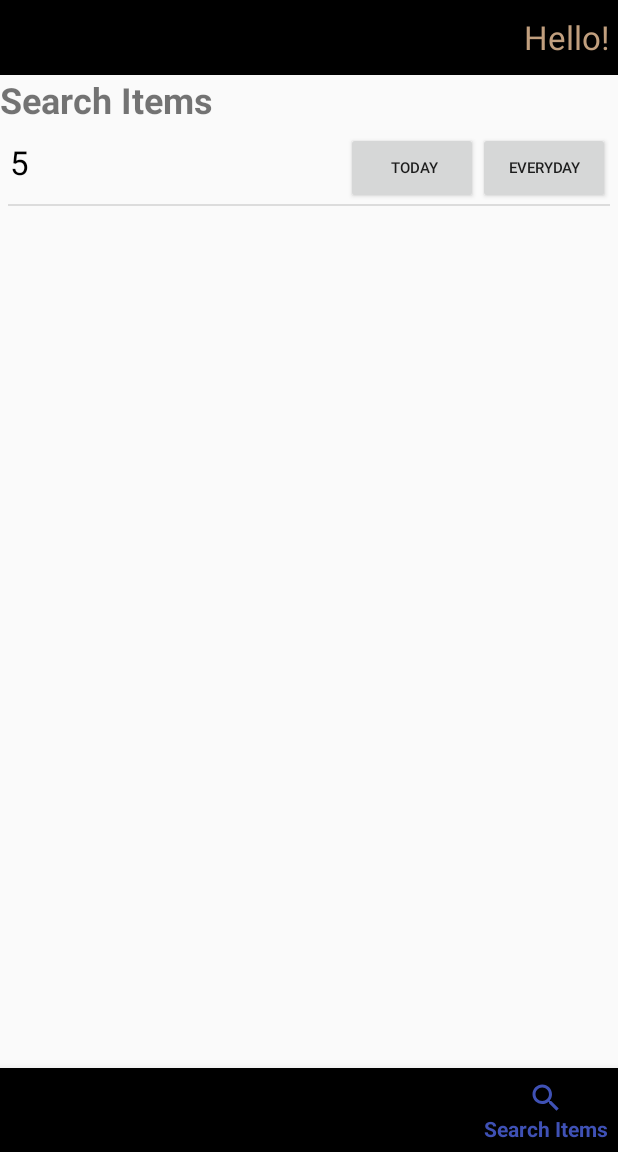
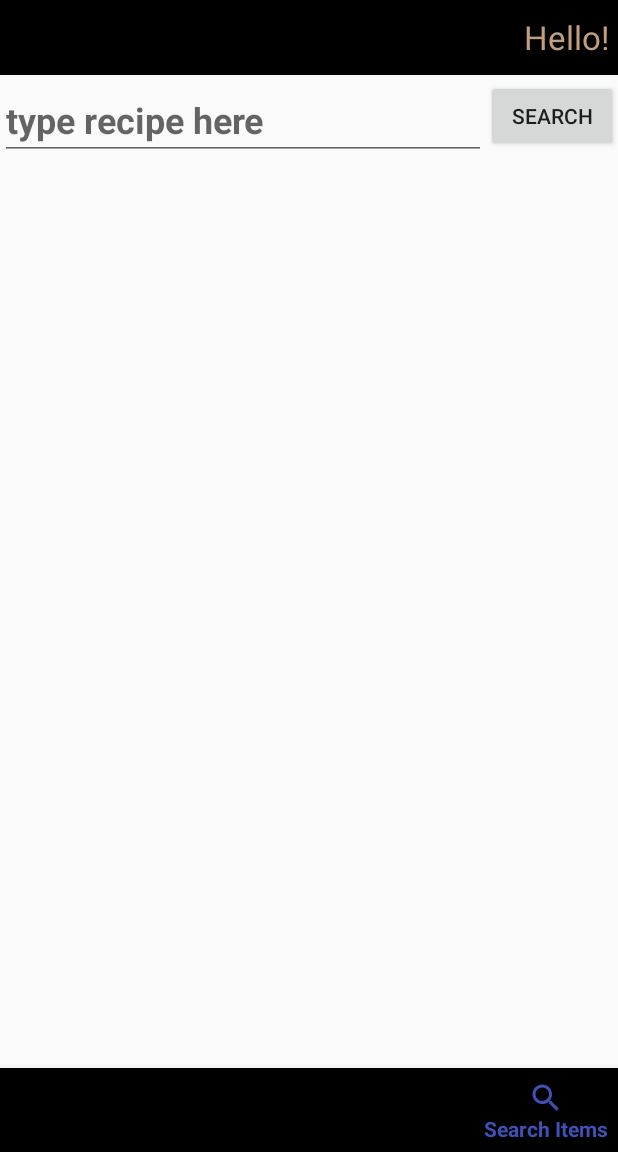
Before and after one commit to reinaRHL/craftersNote, an Android app: the screen it shows after launch (MainActivity), item 5 of the bottom bar chosen, on a phone screen of 412 x 824 dp, the part 84-1236 px from its top. Run offline under Robolectric (Android 15) with nearby library versions, the phone set to English and light mode, and no system bars; pictures from the network do not load.

Commit message:
Got search function and item adding function working

```diff
--- a/app/src/main/java/com/mp/rena/craftersnote/MainActivity.java
+++ b/app/src/main/java/com/mp/rena/craftersnote/MainActivity.java
@@ -130,7 +130,11 @@ public class MainActivity extends AppCompatActivity {
         // initial screen with todaysTask
         fragmentManager = getSupportFragmentManager();
         TodaysTask fragment = new TodaysTask();
-        final FragmentTransaction transaction = fragmentManager.beginTransaction();
+        ManageTask manageF = new ManageTask();
+
+        FragmentTransaction transaction = fragmentManager.beginTransaction();
+        transaction.replace(R.id.main_container, manageF, "1").commit();
+        transaction = fragmentManager.beginTransaction();
         transaction.replace(R.id.main_container, fragment, "0").commit();
 
 
--- a/app/src/main/java/com/mp/rena/craftersnote/ManageGather.java
+++ b/app/src/main/java/com/mp/rena/craftersnote/ManageGather.java
@@ -18,7 +18,7 @@ import java.util.ArrayList;
  */
 public class ManageGather extends Fragment {
 
-    static ArrayList<String> list = new ArrayList<>();;
+    static ArrayList<Item> list = new ArrayList<>();
     private RecyclerView rv;
     static MyAdapter adapter;
 
@@ -32,8 +32,6 @@ public class ManageGather extends Fragment {
                              Bundle savedInstanceState) {
         // Inflate the layout for this fragment
 
-
-        list.add("3");
         // Inflate the layout for this fragment
         View rootView = inflater.inflate(R.layout.fragment_manage_gather, container, false);
 
@@ -48,7 +46,6 @@ public class ManageGather extends Fragment {
         rv.addItemDecoration(divider);
 
         return rootView;
-
     }
 
 }
--- a/app/src/main/java/com/mp/rena/craftersnote/ManageTask.java
+++ b/app/src/main/java/com/mp/rena/craftersnote/ManageTask.java
@@ -24,17 +24,15 @@ public class ManageTask extends Fragment {
         // Required empty public constructor
     }
 
-    static ArrayList<String> list = new ArrayList<>();;
+    static ArrayList<Item> list = new ArrayList<>();
     private RecyclerView rv;
     static MyAdapter adapter;
 
     @Override
     public View onCreateView(LayoutInflater inflater, ViewGroup container,
                              Bundle savedInstanceState) {
-        // Inflate the layout for this fragment
 
 
-        list.add("2");
         // Inflate the layout for this fragment
         View rootView =inflater.inflate(R.layout.fragment_manage_task, container, false);
 
--- a/app/src/main/java/com/mp/rena/craftersnote/MyAdapter.java
+++ b/app/src/main/java/com/mp/rena/craftersnote/MyAdapter.java
@@ -20,11 +20,11 @@ import android.widget.Toast;
 import java.util.ArrayList;
 
 public class MyAdapter extends RecyclerView.Adapter<MyAdapter.MyViewHolder> {
-    private ArrayList<String> list;
+    private ArrayList<Item> list;
     private Context context;
     static Boolean isSearch = false;
 
-    public MyAdapter(Context context, ArrayList<String> list) {
+    public MyAdapter(Context context, ArrayList<Item> list) {
         this.list = list;
         this.context = context;
     }
@@ -56,19 +56,31 @@ public class MyAdapter extends RecyclerView.Adapter<MyAdapter.MyViewHolder> {
 
     @Override
     public void onBindViewHolder(MyViewHolder holder, final int position) {
-        holder.textView.setText(list.get(position));
+        holder.textView.setText(list.get(position).name);
 
         if (isSearch){
             holder.todayBtn.setOnClickListener(new Button.OnClickListener() {
                 @Override
                 public void onClick(View view) {
-                    Toast.makeText(context, "testtt", Toast.LENGTH_SHORT).show();
+                    Item item = list.get(position);
+                    if (!TodaysTask.list.contains(item)){
+                        TodaysTask.list.add(item);
+                        TodaysTask.adapter.notifyDataSetChanged();
+                    }
                 }
             });
             holder.everydayBtn.setOnClickListener(new Button.OnClickListener() {
                 @Override
                 public void onClick(View view) {
-                    Toast.makeText(context, "testtt2", Toast.LENGTH_SHORT).show();
+                    Item item = list.get(position);
+                    if (!TodaysTask.list.contains(item)){
+                        TodaysTask.list.add(item);
+                        TodaysTask.adapter.notifyDataSetChanged();
+                    }
+                    if (!ManageTask.list.contains(item)){
+                        ManageTask.list.add(item);
+                        ManageTask.adapter.notifyDataSetChanged();
+                    }
                 }
             });
         }
--- a/app/src/main/java/com/mp/rena/craftersnote/RecordSales.java
+++ b/app/src/main/java/com/mp/rena/craftersnote/RecordSales.java
@@ -19,7 +19,7 @@ import java.util.ArrayList;
 public class RecordSales extends Fragment {
 
 
-    static ArrayList<String> list = new ArrayList<>();;
+    static ArrayList<Item> list = new ArrayList<>();
     private RecyclerView rv;
     static MyAdapter adapter;
 
@@ -32,7 +32,7 @@ public class RecordSales extends Fragment {
     public View onCreateView(LayoutInflater inflater, ViewGroup container,
                              Bundle savedInstanceState) {
 
-        list.add("4");
+
         // Inflate the layout for this fragment
         View rootView = inflater.inflate(R.layout.fragment_record_sales, container, false);
 
--- a/app/src/main/java/com/mp/rena/craftersnote/TodaysTask.java
+++ b/app/src/main/java/com/mp/rena/craftersnote/TodaysTask.java
@@ -20,7 +20,7 @@ import java.util.ArrayList;
  */
 public class TodaysTask extends Fragment {
 
-    static ArrayList<String> list = new ArrayList<>();;
+    static ArrayList<Item> list = new ArrayList<>();
     private RecyclerView rv;
     static MyAdapter adapter;
 
@@ -32,7 +32,7 @@ public class TodaysTask extends Fragment {
     @Override
     public View onCreateView(LayoutInflater inflater, ViewGroup container,
                              Bundle savedInstanceState) {
-        list.add("1");
+
         // Inflate the layout for this fragment
         View rootView =inflater.inflate(R.layout.fragment_todays_task, container, false);
 
--- a/app/src/main/res/layout/fragment_search_items.xml
+++ b/app/src/main/res/layout/fragment_search_items.xml
@@ -10,13 +10,26 @@
         android:layout_height="match_parent">
 
         <!-- TODO: Update blank fragment layout -->
-        <TextView
+        <EditText
+            android:id="@+id/title_search"
             android:layout_width="wrap_content"
             android:layout_height="wrap_content"
-            android:text="@string/search_fragment"
-            android:id="@+id/title_search"
+            android:layout_alignParentStart="true"
+            android:layout_marginBottom="3dp"
+            android:layout_marginTop="3dp"
+            android:layout_toLeftOf="@+id/searchButton"
+            android:hint="type recipe here"
             android:textSize="24sp"
             android:textStyle="bold" />
+
+        <Button
+            android:id="@+id/searchButton"
+            android:layout_width="wrap_content"
+            android:layout_height="wrap_content"
+            android:layout_alignParentEnd="true"
+            android:layout_marginBottom="3dp"
+            android:layout_marginTop="3dp"
+            android:text="SEARCH" />
 
         <android.support.v7.widget.RecyclerView
             android:layout_width="match_parent"
```
Also changed, not shown: app/src/main/java/com/mp/rena/craftersnote/Item.java (added, +40 -0 lines), app/src/main/java/com/mp/rena/craftersnote/SearchItems.java (+73 -2 lines).
